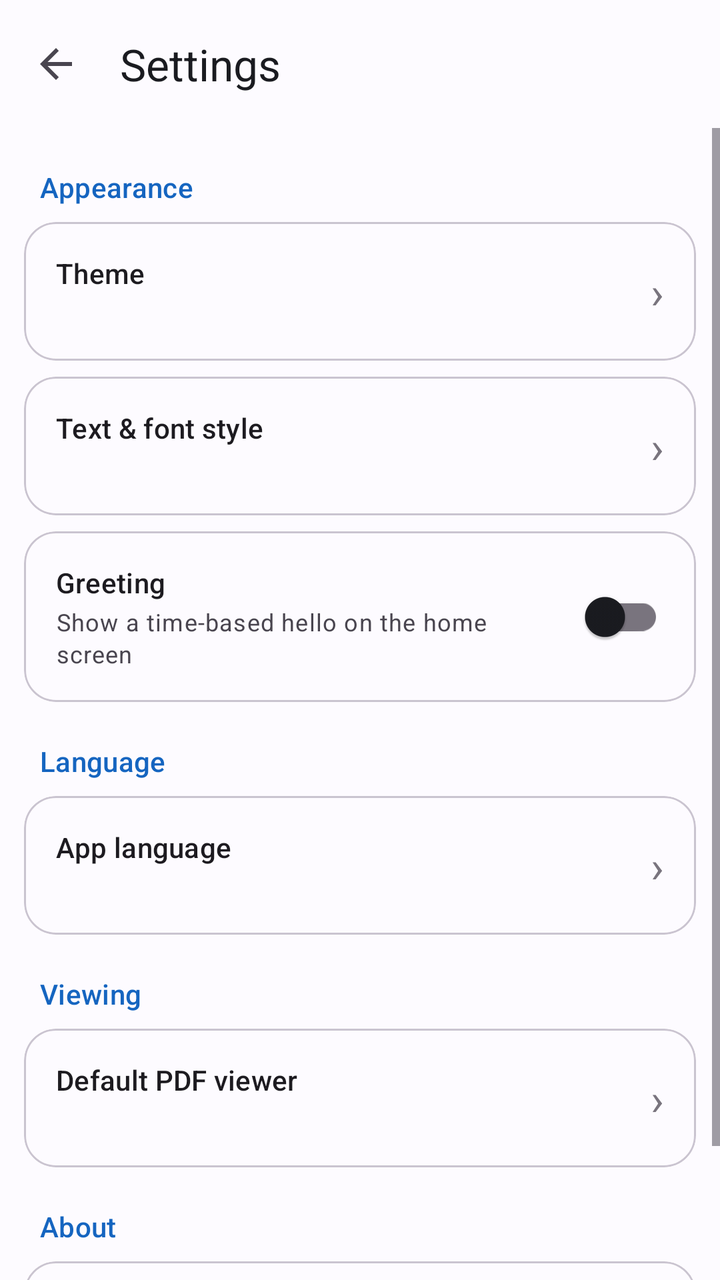
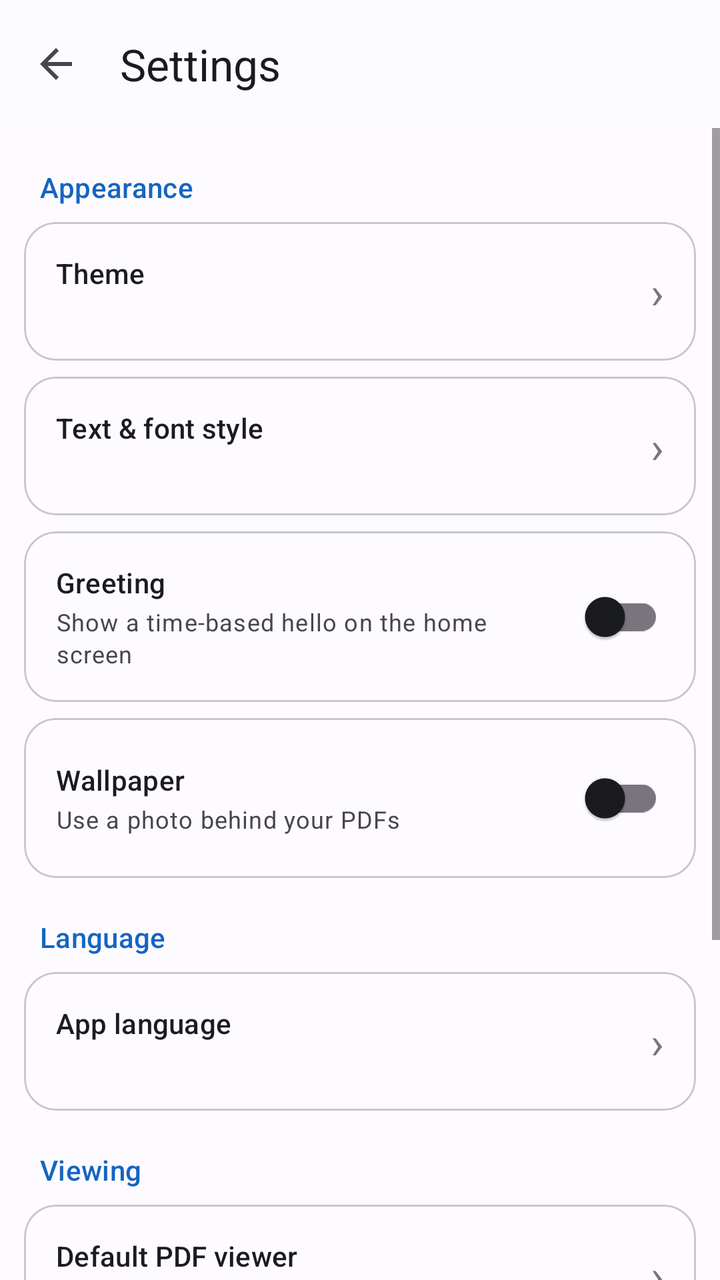

Screens rendered from an Android XML layout before and after an edit, with the pre-edit source and the edit as a unified diff.
<!-- AndroidManifest.xml: application theme Theme.ScanWhirl -->
<!-- res/layout/activity_settings.xml -->
<?xml version="1.0" encoding="utf-8"?>
<LinearLayout xmlns:android="http://schemas.android.com/apk/res/android"
    xmlns:app="http://schemas.android.com/apk/res-auto"
    android:layout_width="match_parent"
    android:layout_height="match_parent"
    android:orientation="vertical">

    <com.google.android.material.appbar.AppBarLayout
        android:layout_width="match_parent"
        android:layout_height="wrap_content">

        <com.google.android.material.appbar.MaterialToolbar
            android:id="@+id/toolbar"
            android:layout_width="match_parent"
            android:layout_height="?attr/actionBarSize"
            app:navigationIcon="?attr/homeAsUpIndicator"
            app:title="@string/settings_title"
            app:titleTextColor="?attr/colorOnSurface" />
    </com.google.android.material.appbar.AppBarLayout>

    <ScrollView
        android:layout_width="match_parent"
        android:layout_height="match_parent"
        android:fillViewport="true">

        <LinearLayout
            android:layout_width="match_parent"
            android:layout_height="wrap_content"
            android:orientation="vertical"
            android:padding="12dp">

            <TextView
                android:layout_width="match_parent"
                android:layout_height="wrap_content"
                android:paddingHorizontal="8dp"
                android:paddingTop="8dp"
                android:paddingBottom="4dp"
                android:text="@string/settings_appearance"
                android:textAppearance="?attr/textAppearanceLabelLarge"
                android:textColor="?attr/colorPrimary" />

            <com.google.android.material.card.MaterialCardView
                android:layout_width="match_parent"
                android:layout_height="wrap_content"
                android:layout_marginVertical="4dp"
                app:cardCornerRadius="16dp"
                app:cardElevation="0dp"
                app:strokeColor="?attr/colorOutlineVariant"
                app:strokeWidth="1dp">

                <LinearLayout
                    android:id="@+id/rowTheme"
                    android:layout_width="match_parent"
                    android:layout_height="wrap_content"
                    android:background="?attr/selectableItemBackground"
                    android:clickable="true"
                    android:focusable="true"
                    android:gravity="center_vertical"
                    android:orientation="horizontal"
                    android:padding="16dp">

                    <LinearLayout
                        android:layout_width="0dp"
                        android:layout_height="wrap_content"
                        android:layout_weight="1"
                        android:orientation="vertical">

                        <TextView
                            android:layout_width="wrap_content"
                            android:layout_height="wrap_content"
                            android:text="@string/settings_theme"
                            android:textAppearance="?attr/textAppearanceTitleSmall" />

                        <TextView
                            android:id="@+id/subTheme"
                            android:layout_width="wrap_content"
                            android:layout_height="wrap_content"
                            android:layout_marginTop="2dp"
                            android:textAppearance="?attr/textAppearanceBodySmall"
                            android:textColor="?android:attr/textColorSecondary" />
                    </LinearLayout>

                    <TextView
                        android:layout_width="wrap_content"
                        android:layout_height="wrap_content"
                        android:text="›"
                        android:textColor="?attr/colorOutline"
                        android:textSize="22sp" />
                </LinearLayout>
            </com.google.android.material.card.MaterialCardView>

            <com.google.android.material.card.MaterialCardView
                android:layout_width="match_parent"
                android:layout_height="wrap_content"
                android:layout_marginVertical="4dp"
                app:cardCornerRadius="16dp"
                app:cardElevation="0dp"
                app:strokeColor="?attr/colorOutlineVariant"
                app:strokeWidth="1dp">

                <LinearLayout
                    android:id="@+id/rowFont"
                    android:layout_width="match_parent"
                    android:layout_height="wrap_content"
                    android:background="?attr/selectableItemBackground"
                    android:clickable="true"
                    android:focusable="true"
                    android:gravity="center_vertical"
                    android:orientation="horizontal"
                    android:padding="16dp">

                    <LinearLayout
                        android:layout_width="0dp"
                        android:layout_height="wrap_content"
                        android:layout_weight="1"
                        android:orientation="vertical">

                        <TextView
                            android:layout_width="wrap_content"
                            android:layout_height="wrap_content"
                            android:text="@string/settings_font"
                            android:textAppearance="?attr/textAppearanceTitleSmall" />

                        <TextView
                            android:id="@+id/subFont"
                            android:layout_width="wrap_content"
                            android:layout_height="wrap_content"
                            android:layout_marginTop="2dp"
                            android:textAppearance="?attr/textAppearanceBodySmall"
                            android:textColor="?android:attr/textColorSecondary" />
                    </LinearLayout>

                    <TextView
                        android:layout_width="wrap_content"
                        android:layout_height="wrap_content"
                        android:text="›"
                        android:textColor="?attr/colorOutline"
                        android:textSize="22sp" />
                </LinearLayout>
            </com.google.android.material.card.MaterialCardView>

            <com.google.android.material.card.MaterialCardView
                android:layout_width="match_parent"
                android:layout_height="wrap_content"
                android:layout_marginVertical="4dp"
                app:cardCornerRadius="16dp"
                app:cardElevation="0dp"
                app:strokeColor="?attr/colorOutlineVariant"
                app:strokeWidth="1dp">

                <LinearLayout
                    android:id="@+id/rowGreeting"
                    android:layout_width="match_parent"
                    android:layout_height="wrap_content"
                    android:background="?attr/selectableItemBackground"
                    android:clickable="true"
                    android:focusable="true"
                    android:gravity="center_vertical"
                    android:orientation="horizontal"
                    android:padding="16dp">

                    <LinearLayout
                        android:layout_width="0dp"
                        android:layout_height="wrap_content"
                        android:layout_weight="1"
                        android:orientation="vertical">

                        <TextView
                            android:layout_width="wrap_content"
                            android:layout_height="wrap_content"
                            android:text="@string/settings_greeting"
                            android:textAppearance="?attr/textAppearanceTitleSmall" />

                        <TextView
                            android:layout_width="wrap_content"
                            android:layout_height="wrap_content"
                            android:layout_marginTop="2dp"
                            android:text="@string/settings_greeting_summary"
                            android:textAppearance="?attr/textAppearanceBodySmall"
                            android:textColor="?android:attr/textColorSecondary" />
                    </LinearLayout>

                    <com.google.android.material.switchmaterial.SwitchMaterial
                        android:id="@+id/switchGreeting"
                        android:layout_width="wrap_content"
                        android:layout_height="wrap_content" />
                </LinearLayout>
            </com.google.android.material.card.MaterialCardView>

            <TextView
                android:layout_width="match_parent"
                android:layout_height="wrap_content"
                android:paddingHorizontal="8dp"
                android:paddingTop="16dp"
                android:paddingBottom="4dp"
                android:text="@string/settings_language_section"
                android:textAppearance="?attr/textAppearanceLabelLarge"
                android:textColor="?attr/colorPrimary" />

            <com.google.android.material.card.MaterialCardView
                android:layout_width="match_parent"
                android:layout_height="wrap_content"
                android:layout_marginVertical="4dp"
                app:cardCornerRadius="16dp"
                app:cardElevation="0dp"
                app:strokeColor="?attr/colorOutlineVariant"
                app:strokeWidth="1dp">

                <LinearLayout
                    android:id="@+id/rowLanguage"
                    android:layout_width="match_parent"
                    android:layout_height="wrap_content"
                    android:background="?attr/selectableItemBackground"
                    android:clickable="true"
                    android:focusable="true"
                    android:gravity="center_vertical"
                    android:orientation="horizontal"
                    android:padding="16dp">

                    <LinearLayout
                        android:layout_width="0dp"
                        android:layout_height="wrap_content"
                        android:layout_weight="1"
                        android:orientation="vertical">

                        <TextView
                            android:layout_width="wrap_content"
                            android:layout_height="wrap_content"
                            android:text="@string/settings_language"
                            android:textAppearance="?attr/textAppearanceTitleSmall" />

                        <TextView
                            android:id="@+id/subLanguage"
                            android:layout_width="wrap_content"
                            android:layout_height="wrap_content"
                            android:layout_marginTop="2dp"
                            android:textAppearance="?attr/textAppearanceBodySmall"
                            android:textColor="?android:attr/textColorSecondary" />
                    </LinearLayout>

                    <TextView
                        android:layout_width="wrap_content"
                        android:layout_height="wrap_content"
                        android:text="›"
                        android:textColor="?attr/colorOutline"
                        android:textSize="22sp" />
                </LinearLayout>
            </com.google.android.material.card.MaterialCardView>

            <TextView
                android:layout_width="match_parent"
                android:layout_height="wrap_content"
                android:paddingHorizontal="8dp"
                android:paddingTop="16dp"
                android:paddingBottom="4dp"
                android:text="@string/settings_viewing"
                android:textAppearance="?attr/textAppearanceLabelLarge"
                android:textColor="?attr/colorPrimary" />

            <com.google.android.material.card.MaterialCardView
                android:layout_width="match_parent"
                android:layout_height="wrap_content"
                android:layout_marginVertical="4dp"
                app:cardCornerRadius="16dp"
                app:cardElevation="0dp"
                app:strokeColor="?attr/colorOutlineVariant"
                app:strokeWidth="1dp">

                <LinearLayout
                    android:id="@+id/rowViewer"
                    android:layout_width="match_parent"
                    android:layout_height="wrap_content"
                    android:background="?attr/selectableItemBackground"
                    android:clickable="true"
                    android:focusable="true"
                    android:gravity="center_vertical"
                    android:orientation="horizontal"
                    android:padding="16dp">

                    <LinearLayout
                        android:layout_width="0dp"
                        android:layout_height="wrap_content"
                        android:layout_weight="1"
                        android:orientation="vertical">

                        <TextView
                            android:layout_width="wrap_content"
                            android:layout_height="wrap_content"
                            android:text="@string/settings_default_viewer"
                            android:textAppearance="?attr/textAppearanceTitleSmall" />

                        <TextView
                            android:id="@+id/subViewer"
                            android:layout_width="wrap_content"
                            android:layout_height="wrap_content"
                            android:layout_marginTop="2dp"
                            android:textAppearance="?attr/textAppearanceBodySmall"
                            android:textColor="?android:attr/textColorSecondary" />
                    </LinearLayout>

                    <TextView
                        android:layout_width="wrap_content"
                        android:layout_height="wrap_content"
                        android:text="›"
                        android:textColor="?attr/colorOutline"
                        android:textSize="22sp" />
                </LinearLayout>
            </com.google.android.material.card.MaterialCardView>

            <TextView
                android:layout_width="match_parent"
                android:layout_height="wrap_content"
                android:paddingHorizontal="8dp"
                android:paddingTop="16dp"
                android:paddingBottom="4dp"
                android:text="@string/settings_about_section"
                android:textAppearance="?attr/textAppearanceLabelLarge"
                android:textColor="?attr/colorPrimary" />

            <com.google.android.material.card.MaterialCardView
                android:layout_width="match_parent"
                android:layout_height="wrap_content"
                android:layout_marginVertical="4dp"
                app:cardCornerRadius="16dp"
                app:cardElevation="0dp"
                app:strokeColor="?attr/colorOutlineVariant"
                app:strokeWidth="1dp">

                <LinearLayout
                    android:id="@+id/rowAbout"
                    android:layout_width="match_parent"
                    android:layout_height="wrap_content"
                    android:background="?attr/selectableItemBackground"
                    android:clickable="true"
                    android:focusable="true"
                    android:gravity="center_vertical"
                    android:orientation="horizontal"
                    android:padding="16dp">

                    <LinearLayout
                        android:layout_width="0dp"
                        android:layout_height="wrap_content"
                        android:layout_weight="1"
                        android:orientation="vertical">

                        <TextView
                            android:layout_width="wrap_content"
                            android:layout_height="wrap_content"
                            android:text="@string/settings_about"
                            android:textAppearance="?attr/textAppearanceTitleSmall" />

                        <TextView
                            android:layout_width="wrap_content"
                            android:layout_height="wrap_content"
                            android:layout_marginTop="2dp"
                            android:text="@string/settings_version"
                            android:textAppearance="?attr/textAppearanceBodySmall"
                            android:textColor="?android:attr/textColorSecondary" />
                    </LinearLayout>

                    <TextView
                        android:layout_width="wrap_content"
                        android:layout_height="wrap_content"
                        android:text="›"
                        android:textColor="?attr/colorOutline"
                        android:textSize="22sp" />
                </LinearLayout>
            </com.google.android.material.card.MaterialCardView>
        </LinearLayout>
    </ScrollView>
</LinearLayout>
<!-- resources referenced by this layout -->
<resources>
  <string name="settings_about">About ScanWhirl</string>
  <string name="settings_about_section">About</string>
  <string name="settings_appearance">Appearance</string>
  <string name="settings_default_viewer">Default PDF viewer</string>
  <string name="settings_font">Text &amp; font style</string>
  <string name="settings_greeting">Greeting</string>
  <string name="settings_greeting_summary">Show a time-based hello on the home screen</string>
  <string name="settings_language">App language</string>
  <string name="settings_language_section">Language</string>
  <string name="settings_theme">Theme</string>
  <string name="settings_title">Settings</string>
  <string name="settings_version">Version and details</string>
  <string name="settings_viewing">Viewing</string>
  <style name="Theme.ScanWhirl" parent="Theme.Material3.DayNight.NoActionBar">
          <item name="colorPrimary">@color/sf_primary</item>
          <item name="colorOnPrimary">@color/sf_on_primary</item>
          <item name="colorPrimaryContainer">@color/sf_primary_container</item>
          <item name="colorOnPrimaryContainer">@color/sf_on_primary_container</item>
          <item name="colorSecondaryContainer">@color/sf_secondary_container</item>
          <item name="colorOnSecondaryContainer">@color/sf_on_secondary_container</item>
          <item name="android:colorBackground">@color/sf_background</item>
          <item name="colorSurface">@color/sf_surface</item>
          <item name="colorOnSurface">@color/sf_on_surface</item>
          <item name="colorSurfaceContainer">@color/sf_surface</item>
          <item name="android:statusBarColor">@color/sf_surface</item>
          <item name="android:navigationBarColor">@color/sf_background</item>
          <item name="android:windowLightStatusBar">true</item>
      </style>
  <color name="sf_primary">#1565C0</color>
  <color name="sf_on_primary">#FFFFFF</color>
  <color name="sf_primary_container">#D6E3FF</color>
  <color name="sf_on_primary_container">#001B3F</color>
  <color name="sf_secondary_container">#DDE7FF</color>
  <color name="sf_on_secondary_container">#001B41</color>
  <color name="sf_background">#FDFBFF</color>
  <color name="sf_surface">#FDFBFF</color>
  <color name="sf_on_surface">#1A1B20</color>
</resources>

<!-- the commit's change to res/layout/activity_settings.xml (unified diff, before → after) -->
@@ -7,7 +7,8 @@
 
     <com.google.android.material.appbar.AppBarLayout
         android:layout_width="match_parent"
-        android:layout_height="wrap_content">
+        android:layout_height="wrap_content"
+        android:background="@color/sf_appbar">
 
         <com.google.android.material.appbar.MaterialToolbar
             android:id="@+id/toolbar"
@@ -187,6 +188,55 @@
                 </LinearLayout>
             </com.google.android.material.card.MaterialCardView>
 
+            <com.google.android.material.card.MaterialCardView
+                android:layout_width="match_parent"
+                android:layout_height="wrap_content"
+                android:layout_marginVertical="4dp"
+                app:cardCornerRadius="16dp"
+                app:cardElevation="0dp"
+                app:strokeColor="?attr/colorOutlineVariant"
+                app:strokeWidth="1dp">
+
+                <LinearLayout
+                    android:id="@+id/rowWallpaper"
+                    android:layout_width="match_parent"
+                    android:layout_height="wrap_content"
+                    android:background="?attr/selectableItemBackground"
+                    android:clickable="true"
+                    android:focusable="true"
+                    android:gravity="center_vertical"
+                    android:orientation="horizontal"
+                    android:padding="16dp">
+
+                    <LinearLayout
+                        android:layout_width="0dp"
+                        android:layout_height="wrap_content"
+                        android:layout_weight="1"
+                        android:orientation="vertical">
+
+                        <TextView
+                            android:layout_width="wrap_content"
+                            android:layout_height="wrap_content"
+                            android:text="@string/settings_wallpaper"
+                            android:textAppearance="?attr/textAppearanceTitleSmall" />
+
+                        <TextView
+                            android:id="@+id/subWallpaper"
+                            android:layout_width="wrap_content"
+                            android:layout_height="wrap_content"
+                            android:layout_marginTop="2dp"
+                            android:text="@string/settings_wallpaper_summary"
+                            android:textAppearance="?attr/textAppearanceBodySmall"
+                            android:textColor="?android:attr/textColorSecondary" />
+                    </LinearLayout>
+
+                    <com.google.android.material.switchmaterial.SwitchMaterial
+                        android:id="@+id/switchWallpaper"
+                        android:layout_width="wrap_content"
+                        android:layout_height="wrap_content" />
+                </LinearLayout>
+            </com.google.android.material.card.MaterialCardView>
+
             <TextView
                 android:layout_width="match_parent"
                 android:layout_height="wrap_content"
@@ -366,6 +416,56 @@
                         android:textSize="22sp" />
                 </LinearLayout>
             </com.google.android.material.card.MaterialCardView>
+
+            <com.google.android.material.card.MaterialCardView
+                android:layout_width="match_parent"
+                android:layout_height="wrap_content"
+                android:layout_marginVertical="4dp"
+                app:cardCornerRadius="16dp"
+                app:cardElevation="0dp"
+                app:strokeColor="?attr/colorOutlineVariant"
+                app:strokeWidth="1dp">
+
+                <LinearLayout
+                    android:id="@+id/rowPrivacy"
+                    android:layout_width="match_parent"
+                    android:layout_height="wrap_content"
+                    android:background="?attr/selectableItemBackground"
+                    android:clickable="true"
+                    android:focusable="true"
+                    android:gravity="center_vertical"
+                    android:orientation="horizontal"
+                    android:padding="16dp">
+
+                    <LinearLayout
+                        android:layout_width="0dp"
+                        android:layout_height="wrap_content"
+                        android:layout_weight="1"
+                        android:orientation="vertical">
+
+                        <TextView
+                            android:layout_width="wrap_content"
+                            android:layout_height="wrap_content"
+                            android:text="@string/settings_privacy"
+                            android:textAppearance="?attr/textAppearanceTitleSmall" />
+
+                        <TextView
+                            android:layout_width="wrap_content"
+                            android:layout_height="wrap_content"
+                            android:layout_marginTop="2dp"
+                            android:text="@string/settings_privacy_summary"
+                            android:textAppearance="?attr/textAppearanceBodySmall"
+                            android:textColor="?android:attr/textColorSecondary" />
+                    </LinearLayout>
+
+                    <TextView
+                        android:layout_width="wrap_content"
+                        android:layout_height="wrap_content"
+                        android:text="›"
+                        android:textColor="?attr/colorOutline"
+                        android:textSize="22sp" />
+                </LinearLayout>
+            </com.google.android.material.card.MaterialCardView>
         </LinearLayout>
     </ScrollView>
 </LinearLayout>
<!-- resource entries referenced after the edit -->
@@ -1,5 +1,6 @@
 <!-- resources referenced by this layout -->
 <resources>
+  <color name="sf_appbar">#B3FDFBFF</color>
   <string name="settings_about">About ScanWhirl</string>
   <string name="settings_about_section">About</string>
   <string name="settings_appearance">Appearance</string>
@@ -9,10 +10,14 @@
   <string name="settings_greeting_summary">Show a time-based hello on the home screen</string>
   <string name="settings_language">App language</string>
   <string name="settings_language_section">Language</string>
+  <string name="settings_privacy">Privacy policy</string>
+  <string name="settings_privacy_summary">Opens the policy in your browser</string>
   <string name="settings_theme">Theme</string>
   <string name="settings_title">Settings</string>
   <string name="settings_version">Version and details</string>
   <string name="settings_viewing">Viewing</string>
+  <string name="settings_wallpaper">Wallpaper</string>
+  <string name="settings_wallpaper_summary">Use a photo behind your PDFs</string>
   <style name="Theme.ScanWhirl" parent="Theme.Material3.DayNight.NoActionBar">
           <item name="colorPrimary">@color/sf_primary</item>
           <item name="colorOnPrimary">@color/sf_on_primary</item>
